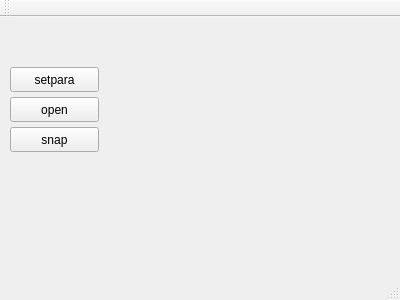
Above: mainwindow.ui from qianrenzhan/QTCamera before the change. Below: the same form after it.
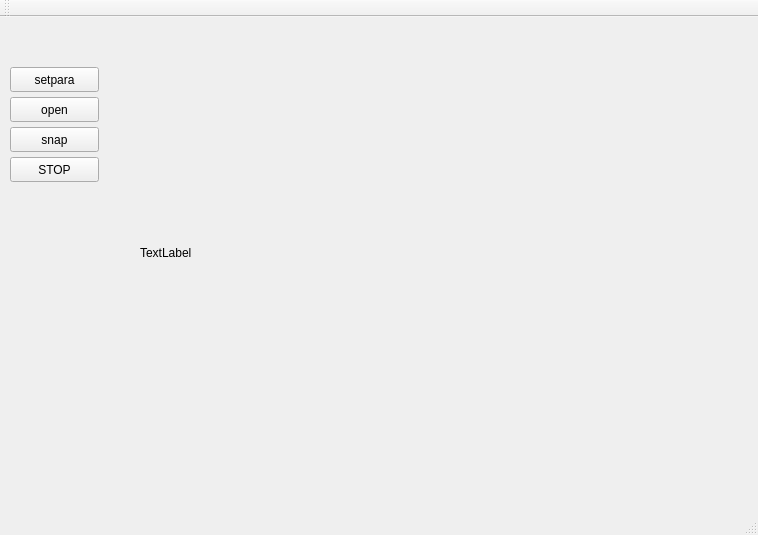
That is the form after the change.

```diff
--- a/mainwindow.ui
+++ b/mainwindow.ui
@@ -6,8 +6,8 @@
    <rect>
     <x>0</x>
     <y>0</y>
-    <width>400</width>
-    <height>300</height>
+    <width>758</width>
+    <height>535</height>
    </rect>
   </property>
   <property name="windowTitle">
@@ -53,6 +53,32 @@
      <string>snap</string>
     </property>
    </widget>
+   <widget class="QPushButton" name="pushButton_4">
+    <property name="geometry">
+     <rect>
+      <x>10</x>
+      <y>140</y>
+      <width>89</width>
+      <height>25</height>
+     </rect>
+    </property>
+    <property name="text">
+     <string>STOP</string>
+    </property>
+   </widget>
+   <widget class="QLabel" name="label">
+    <property name="geometry">
+     <rect>
+      <x>140</x>
+      <y>30</y>
+      <width>551</width>
+      <height>411</height>
+     </rect>
+    </property>
+    <property name="text">
+     <string>TextLabel</string>
+    </property>
+   </widget>
   </widget>
   <widget class="QMenuBar" name="menuBar">
    <property name="geometry">
```
Left out of the diff: 4 changed lines with no effect on the pictures.
